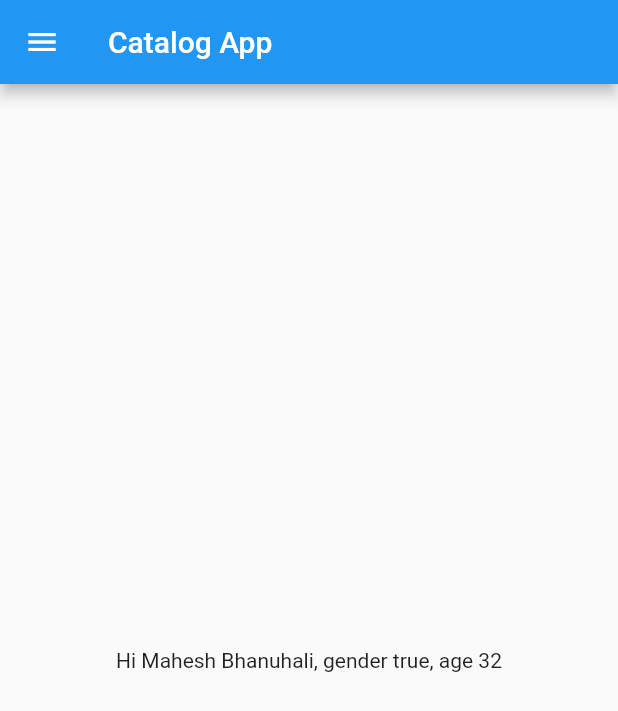
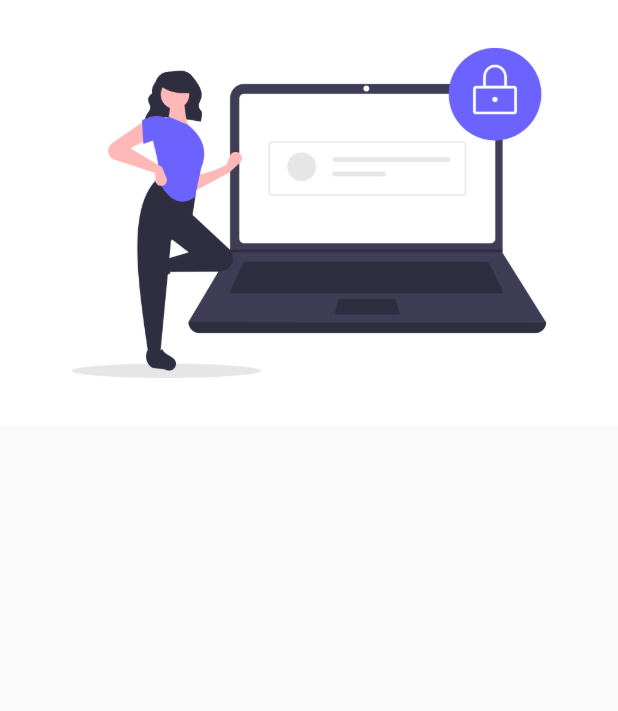
Before and after one commit to bhanushalimahesh3/flutter_catalog, a Flutter app: the screen it shows after launch, on a phone screen of 412 x 824 dp. Shown: the top 711 px of the screen. Run offline on Flutter 3.47's test engine with Material 2 defaults, Android fonts, the phone set to English and light mode, and no system bars.

Commit message:
DAY 3 - routes, initial routes. Day 4 - Children widget and import imags

```diff
--- a/lib/home_page.dart
+++ /dev/null
@@ -1,27 +0,0 @@
-import 'package:flutter/material.dart';
-
-class HomePage extends StatelessWidget {
-
-  int age = 32;
-  String name = "Mahesh Bhanuhali";
-  bool isMale = true;
-  double pi = 3.14;
-  num temp = 30.52;
-
-  var x = 20.52;
-
-  @override
-  Widget build(BuildContext context) {
-    return Scaffold(
-        appBar: AppBar(
-          title: Text('Catalog App'),
-        ),
-        body:Center(
-        child: Container(
-        child:Text("Hi $name, gender $isMale, age $age")
-      ),
-      ),
-      drawer: Drawer(),
-      );
-  }
-}
--- a/lib/main.dart
+++ b/lib/main.dart
@@ -1,5 +1,6 @@
 import 'package:flutter/material.dart';
-import 'package:flutter_catalog/home_page.dart';
+import 'pages/dashboard_page.dart';
+import 'pages/login_page.dart';
 
 
 void main() {
@@ -11,10 +12,18 @@ class MyApp extends StatelessWidget {
 
   @override
   Widget build(BuildContext context) {
-
-
     return MaterialApp(
-      home: HomePage()
+     // home:DashboardPage(),
+      themeMode: ThemeMode.light,
+      theme: ThemeData(
+        primarySwatch: Colors.orange
+      ),
+      initialRoute: '/',
+      routes: {
+        "/dashboard": (context) => DashboardPage(),
+        "/": (context) => LoginPage(),
+        "/login": (context) => LoginPage()
+      },
 
     );
   }
--- /dev/null
+++ b/lib/pages/login_page.dart
@@ -0,0 +1,14 @@
+import 'package:flutter/material.dart';
+
+class LoginPage extends StatelessWidget {
+  @override
+  Widget build(BuildContext context) {
+    return Material(
+        child: Column(
+          children: [
+            Image.asset('assets/img/login_img.png')
+          ],
+        )
+      );
+  }
+}
--- a/pubspec.yaml
+++ b/pubspec.yaml
@@ -45,7 +45,8 @@ flutter:
   uses-material-design: true
 
   # To add assets to your application, add an assets section, like this:
-  # assets:
+  assets:
+    - assets/img/
   #   - images/a_dot_burr.jpeg
   #   - images/a_dot_ham.jpeg
 
```
Also changed, not shown: lib/pages/dashboard_page.dart (added, +24 -0 lines), lib/pages/home_page.dart (added, +24 -0 lines), assets/img/login_img.png (added).
